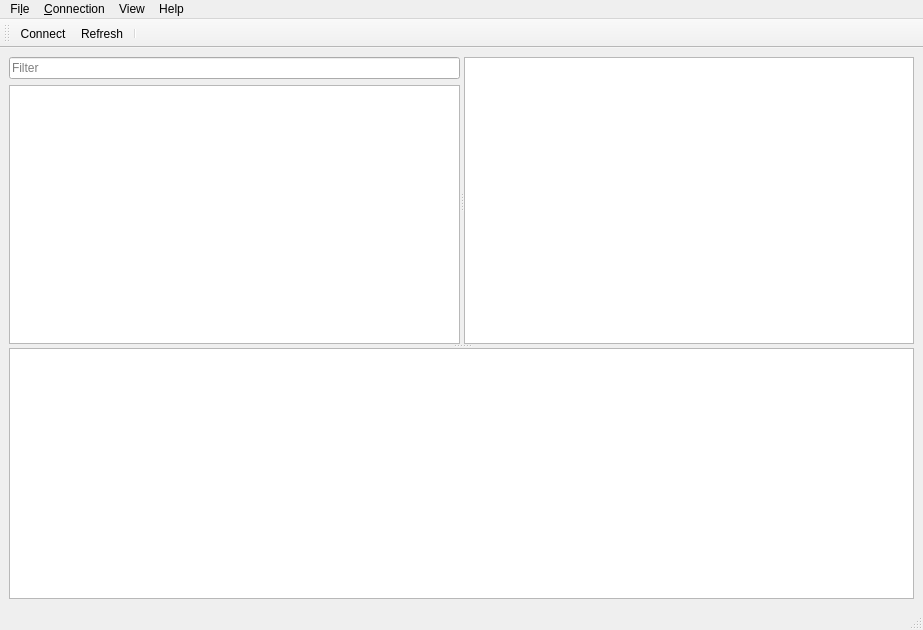
First picture: the form in main.ui, repository ov1d1u/telepatmanager, before the edit.
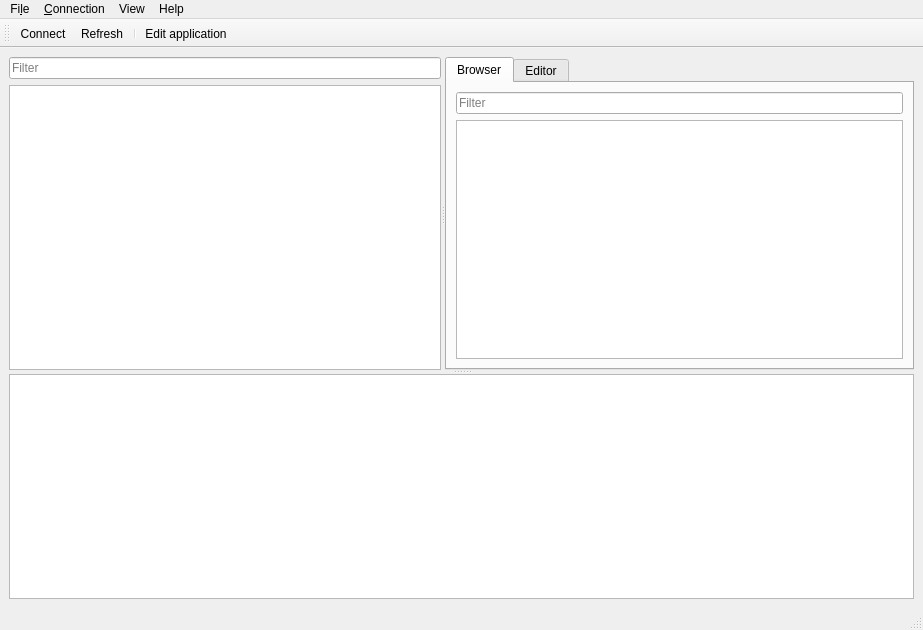
Second picture: the form after the edit. Icons and pictures are not drawn. Custom widgets are drawn as their Qt base class.

```diff
--- a/main.ui
+++ b/main.ui
@@ -51,7 +51,50 @@
          </item>
         </layout>
        </widget>
-       <widget class="EditorTableView" name="tableView"/>
+       <widget class="QTabWidget" name="tabWidget">
+        <property name="tabShape">
+         <enum>QTabWidget::Rounded</enum>
+        </property>
+        <property name="currentIndex">
+         <number>0</number>
+        </property>
+        <property name="documentMode">
+         <bool>false</bool>
+        </property>
+        <widget class="QWidget" name="tabBrowser">
+         <attribute name="title">
+          <string>Browser</string>
+         </attribute>
+         <layout class="QHBoxLayout" name="horizontalLayout_2">
+          <item>
+           <layout class="QVBoxLayout" name="verticalLayout">
+            <item>
+             <widget class="QLineEdit" name="browserFilterLineEdit">
+              <property name="placeholderText">
+               <string>Filter</string>
+              </property>
+             </widget>
+            </item>
+            <item>
+             <widget class="QListView" name="listView"/>
+            </item>
+           </layout>
+          </item>
+         </layout>
+        </widget>
+        <widget class="QWidget" name="tabEditor">
+         <attribute name="title">
+          <string>Editor</string>
+         </attribute>
+         <layout class="QHBoxLayout" name="horizontalLayout">
+          <item>
+           <widget class="EditorTableView" name="tableView"/>
+          </item>
+         </layout>
+         <zorder>tableView</zorder>
+         <zorder>tableView</zorder>
+        </widget>
+       </widget>
       </widget>
       <widget class="QPlainTextEdit" name="loggerWidget">
        <property name="readOnly">
@@ -120,6 +163,7 @@
    <addaction name="actionConnect"/>
    <addaction name="actionRefresh"/>
    <addaction name="separator"/>
+   <addaction name="actionEditApp"/>
   </widget>
   <action name="actionQuit">
    <property name="icon">
@@ -173,6 +217,17 @@
     <string>Show names instead of IDs</string>
    </property>
   </action>
+  <action name="actionEditApp">
+   <property name="icon">
+    <iconset theme="preferences-other"/>
+   </property>
+   <property name="text">
+    <string>Edit application</string>
+   </property>
+   <property name="toolTip">
+    <string>Edit application schema</string>
+   </property>
+  </action>
  </widget>
  <customwidgets>
   <customwidget>
```
Left out of the diff: 16 changed lines with no effect on the pictures.
